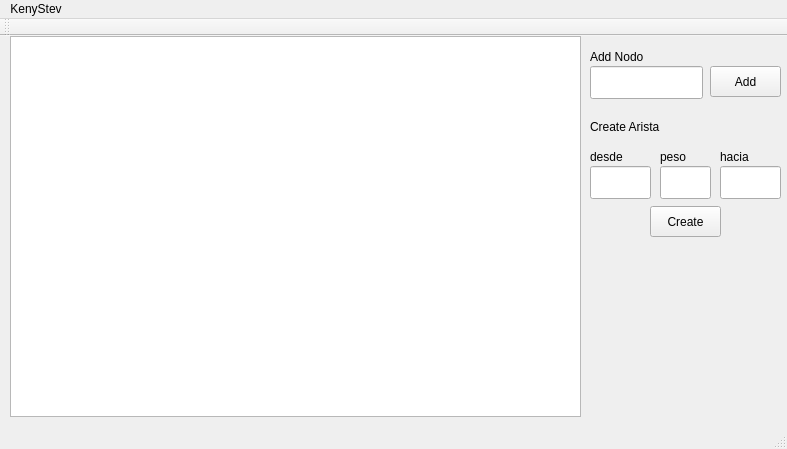
Qt form graphgraph.ui (KenyStev/Graph-Estructura-P2) before a commit.
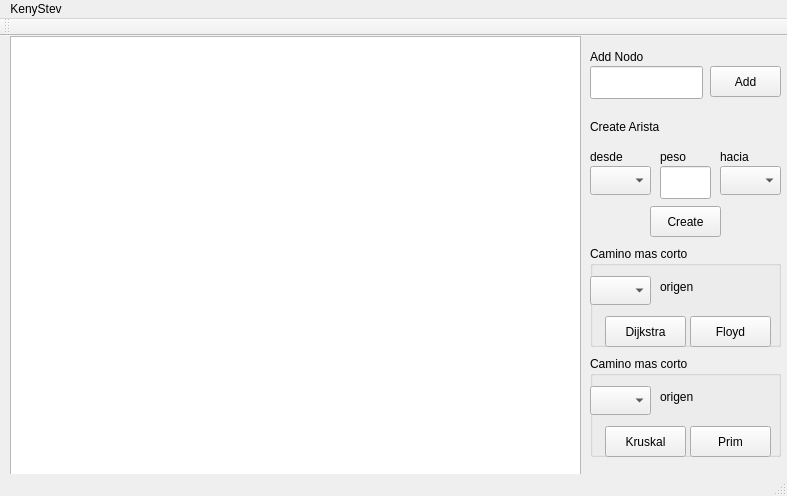
The same form after that commit.

Diff of the .ui file:
```diff
--- a/graphgraph.ui
+++ b/graphgraph.ui
@@ -7,7 +7,7 @@
     <x>0</x>
     <y>0</y>
     <width>787</width>
-    <height>449</height>
+    <height>496</height>
    </rect>
   </property>
   <property name="windowTitle">
@@ -20,7 +20,7 @@
       <x>10</x>
       <y>0</y>
       <width>571</width>
-      <height>381</height>
+      <height>441</height>
      </rect>
     </property>
    </widget>
@@ -86,26 +86,6 @@
      <string>Create Arista</string>
     </property>
    </widget>
-   <widget class="QLineEdit" name="fromNodo">
-    <property name="geometry">
-     <rect>
-      <x>590</x>
-      <y>130</y>
-      <width>61</width>
-      <height>33</height>
-     </rect>
-    </property>
-   </widget>
-   <widget class="QLineEdit" name="toNodo">
-    <property name="geometry">
-     <rect>
-      <x>720</x>
-      <y>130</y>
-      <width>61</width>
-      <height>33</height>
-     </rect>
-    </property>
-   </widget>
    <widget class="QLabel" name="label_3">
     <property name="geometry">
      <rect>
@@ -155,6 +135,150 @@
      </rect>
     </property>
    </widget>
+   <widget class="QComboBox" name="fromNodoC">
+    <property name="geometry">
+     <rect>
+      <x>590</x>
+      <y>130</y>
+      <width>61</width>
+      <height>29</height>
+     </rect>
+    </property>
+   </widget>
+   <widget class="QComboBox" name="toNodoC">
+    <property name="geometry">
+     <rect>
+      <x>720</x>
+      <y>130</y>
+      <width>61</width>
+      <height>29</height>
+     </rect>
+    </property>
+   </widget>
+   <widget class="QGroupBox" name="groupBox">
+    <property name="geometry">
+     <rect>
+      <x>590</x>
+      <y>210</y>
+      <width>191</width>
+      <height>101</height>
+     </rect>
+    </property>
+    <property name="title">
+     <string>Camino mas corto</string>
+    </property>
+    <widget class="QPushButton" name="btnDijkstra">
+     <property name="geometry">
+      <rect>
+       <x>15</x>
+       <y>70</y>
+       <width>81</width>
+       <height>31</height>
+      </rect>
+     </property>
+     <property name="text">
+      <string>Dijkstra</string>
+     </property>
+    </widget>
+    <widget class="QComboBox" name="origenNodo_DijFlo">
+     <property name="geometry">
+      <rect>
+       <x>0</x>
+       <y>30</y>
+       <width>61</width>
+       <height>29</height>
+      </rect>
+     </property>
+    </widget>
+    <widget class="QLabel" name="label_6">
+     <property name="geometry">
+      <rect>
+       <x>70</x>
+       <y>30</y>
+       <width>41</width>
+       <height>21</height>
+      </rect>
+     </property>
+     <property name="text">
+      <string>origen</string>
+     </property>
+    </widget>
+    <widget class="QPushButton" name="btnFloyd">
+     <property name="geometry">
+      <rect>
+       <x>100</x>
+       <y>70</y>
+       <width>81</width>
+       <height>31</height>
+      </rect>
+     </property>
+     <property name="text">
+      <string>Floyd</string>
+     </property>
+    </widget>
+   </widget>
+   <widget class="QGroupBox" name="groupBox_2">
+    <property name="geometry">
+     <rect>
+      <x>590</x>
+      <y>320</y>
+      <width>191</width>
+      <height>101</height>
+     </rect>
+    </property>
+    <property name="title">
+     <string>Camino mas corto</string>
+    </property>
+    <widget class="QPushButton" name="btnKruskal">
+     <property name="geometry">
+      <rect>
+       <x>15</x>
+       <y>70</y>
+       <width>81</width>
+       <height>31</height>
+      </rect>
+     </property>
+     <property name="text">
+      <string>Kruskal</string>
+     </property>
+    </widget>
+    <widget class="QComboBox" name="origenNodo_KrusPri">
+     <property name="geometry">
+      <rect>
+       <x>0</x>
+       <y>30</y>
+       <width>61</width>
+       <height>29</height>
+      </rect>
+     </property>
+    </widget>
+    <widget class="QLabel" name="label_7">
+     <property name="geometry">
+      <rect>
+       <x>70</x>
+       <y>30</y>
+       <width>41</width>
+       <height>21</height>
+      </rect>
+     </property>
+     <property name="text">
+      <string>origen</string>
+     </property>
+    </widget>
+    <widget class="QPushButton" name="btnPrim">
+     <property name="geometry">
+      <rect>
+       <x>100</x>
+       <y>70</y>
+       <width>81</width>
+       <height>31</height>
+      </rect>
+     </property>
+     <property name="text">
+      <string>Prim</string>
+     </property>
+    </widget>
+   </widget>
   </widget>
   <widget class="QMenuBar" name="menuBar">
    <property name="geometry">
```
